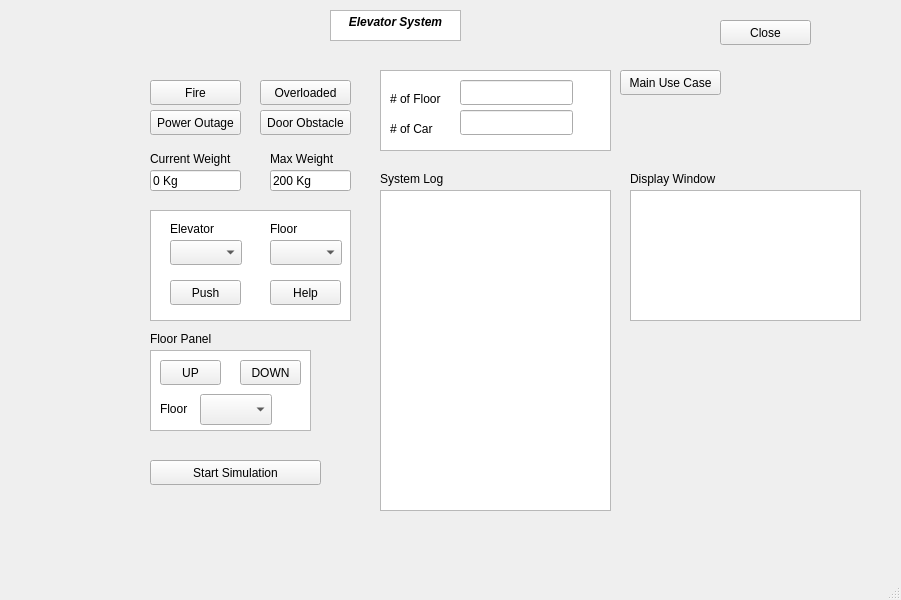
The window that Sourcecode/ElevatorSourceCode/mainwindow.ui (NirmithDAlmeida/COMP3004A3) describes before a commit, drawn with Qt 5.
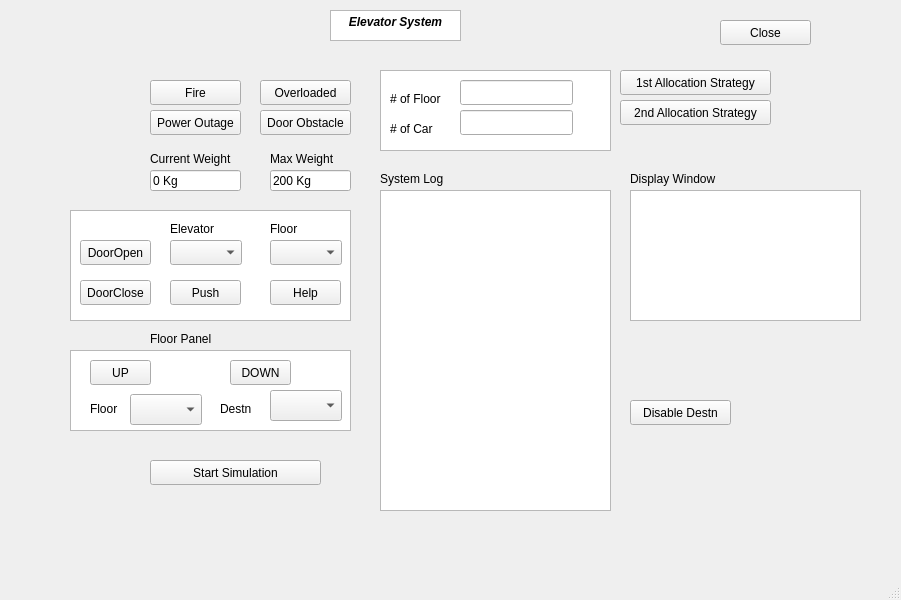
The same window after the commit.

What changed in the file:
```diff
--- a/Sourcecode/ElevatorSourceCode/mainwindow.ui
+++ b/Sourcecode/ElevatorSourceCode/mainwindow.ui
@@ -181,7 +181,7 @@
      <string>Max Weight</string>
     </property>
    </widget>
-   <widget class="QComboBox" name="comboBox">
+   <widget class="QComboBox" name="ElevatorPanelElevatorNo">
     <property name="geometry">
      <rect>
       <x>170</x>
@@ -230,9 +230,9 @@
    <widget class="QTextBrowser" name="textBrowser_6">
     <property name="geometry">
      <rect>
-      <x>150</x>
+      <x>70</x>
       <y>210</y>
-      <width>201</width>
+      <width>281</width>
       <height>111</height>
      </rect>
     </property>
@@ -263,7 +263,7 @@
    <widget class="QPushButton" name="Up">
     <property name="geometry">
      <rect>
-      <x>160</x>
+      <x>90</x>
       <y>360</y>
       <width>61</width>
       <height>25</height>
@@ -276,7 +276,7 @@
    <widget class="QPushButton" name="Down">
     <property name="geometry">
      <rect>
-      <x>240</x>
+      <x>230</x>
       <y>360</y>
       <width>61</width>
       <height>25</height>
@@ -289,7 +289,7 @@
    <widget class="QLabel" name="label_8">
     <property name="geometry">
      <rect>
-      <x>160</x>
+      <x>90</x>
       <y>400</y>
       <width>54</width>
       <height>17</height>
@@ -374,7 +374,7 @@
    <widget class="QComboBox" name="comboBox_3">
     <property name="geometry">
      <rect>
-      <x>200</x>
+      <x>130</x>
       <y>394</y>
       <width>72</width>
       <height>31</height>
@@ -384,9 +384,9 @@
    <widget class="QTextBrowser" name="DisplayWindow_2">
     <property name="geometry">
      <rect>
-      <x>150</x>
+      <x>70</x>
       <y>350</y>
-      <width>161</width>
+      <width>281</width>
       <height>81</height>
      </rect>
     </property>
@@ -422,12 +422,87 @@
      <rect>
       <x>620</x>
       <y>70</y>
+      <width>151</width>
+      <height>25</height>
+     </rect>
+    </property>
+    <property name="text">
+     <string>1st Allocation Strategy</string>
+    </property>
+   </widget>
+   <widget class="QPushButton" name="pushButton_11">
+    <property name="geometry">
+     <rect>
+      <x>80</x>
+      <y>240</y>
+      <width>71</width>
+      <height>25</height>
+     </rect>
+    </property>
+    <property name="text">
+     <string>DoorOpen</string>
+    </property>
+   </widget>
+   <widget class="QPushButton" name="pushButton_12">
+    <property name="geometry">
+     <rect>
+      <x>80</x>
+      <y>280</y>
+      <width>71</width>
+      <height>25</height>
+     </rect>
+    </property>
+    <property name="text">
+     <string>DoorClose</string>
+    </property>
+   </widget>
+   <widget class="QPushButton" name="MainUseCase_2">
+    <property name="geometry">
+     <rect>
+      <x>620</x>
+      <y>100</y>
+      <width>151</width>
+      <height>25</height>
+     </rect>
+    </property>
+    <property name="text">
+     <string>2nd Allocation Strategy</string>
+    </property>
+   </widget>
+   <widget class="QComboBox" name="comboBox_4">
+    <property name="geometry">
+     <rect>
+      <x>270</x>
+      <y>390</y>
+      <width>72</width>
+      <height>31</height>
+     </rect>
+    </property>
+   </widget>
+   <widget class="QLabel" name="label_10">
+    <property name="geometry">
+     <rect>
+      <x>220</x>
+      <y>400</y>
+      <width>54</width>
+      <height>17</height>
+     </rect>
+    </property>
+    <property name="text">
+     <string>Destn</string>
+    </property>
+   </widget>
+   <widget class="QPushButton" name="Down_2">
+    <property name="geometry">
+     <rect>
+      <x>630</x>
+      <y>400</y>
       <width>101</width>
       <height>25</height>
      </rect>
     </property>
     <property name="text">
-     <string>Main Use Case</string>
+     <string>Disable Destn</string>
     </property>
    </widget>
    <zorder>DisplayWindow_2</zorder>
@@ -445,7 +520,7 @@
    <zorder>label_2</zorder>
    <zorder>label_3</zorder>
    <zorder>label_4</zorder>
-   <zorder>comboBox</zorder>
+   <zorder>ElevatorPanelElevatorNo</zorder>
    <zorder>label_5</zorder>
    <zorder>label_6</zorder>
    <zorder>comboBox_2</zorder>
@@ -464,6 +539,12 @@
    <zorder>CurrentWeight</zorder>
    <zorder>numberFloor_3</zorder>
    <zorder>MainUseCase</zorder>
+   <zorder>pushButton_11</zorder>
+   <zorder>pushButton_12</zorder>
+   <zorder>MainUseCase_2</zorder>
+   <zorder>comboBox_4</zorder>
+   <zorder>label_10</zorder>
+   <zorder>Down_2</zorder>
   </widget>
   <widget class="QMenuBar" name="menubar">
    <property name="geometry">
```
